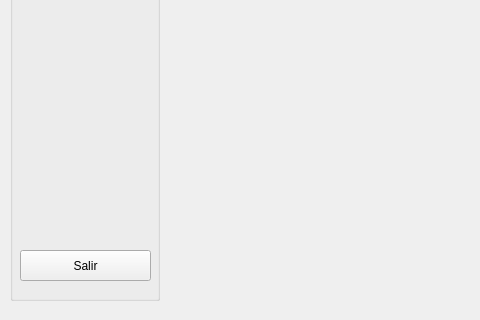
First picture: the form in ui/qt/main_window.ui, repository i82camud/Club_Padel, before the edit; both pictures show x 0 to 480 and y 480 to 800 of the 1280 by 800 pixel window.
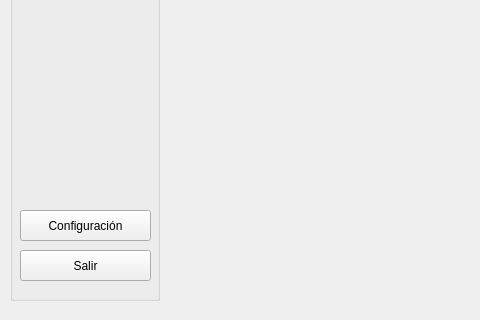
Second picture: the form after the edit.

Diff of the .ui file:
```diff
--- a/ui/qt/main_window.ui
+++ b/ui/qt/main_window.ui
@@ -125,6 +125,19 @@
       </size>
      </property>
     </widget>
+    <widget class="QPushButton" name="btn_configuracion">
+     <property name="geometry">
+      <rect>
+       <x>10</x>
+       <y>680</y>
+       <width>131</width>
+       <height>31</height>
+      </rect>
+     </property>
+     <property name="text">
+      <string>Configuración</string>
+     </property>
+    </widget>
    </widget>
    <widget class="QStackedWidget" name="stackedWidget">
     <property name="geometry">
```
